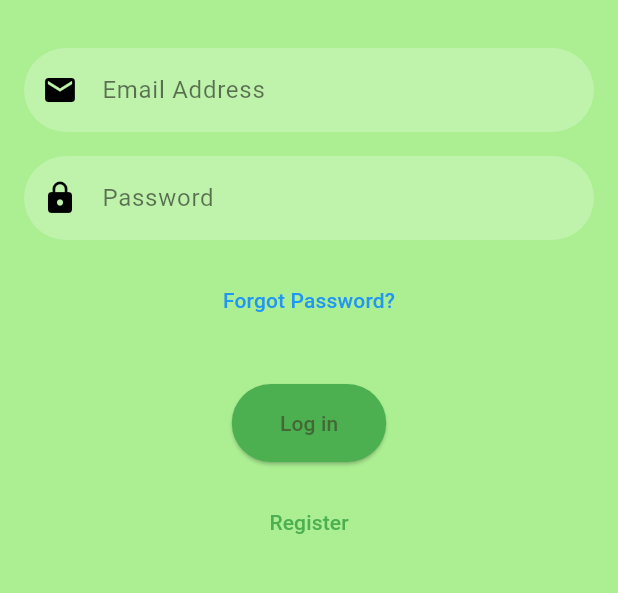
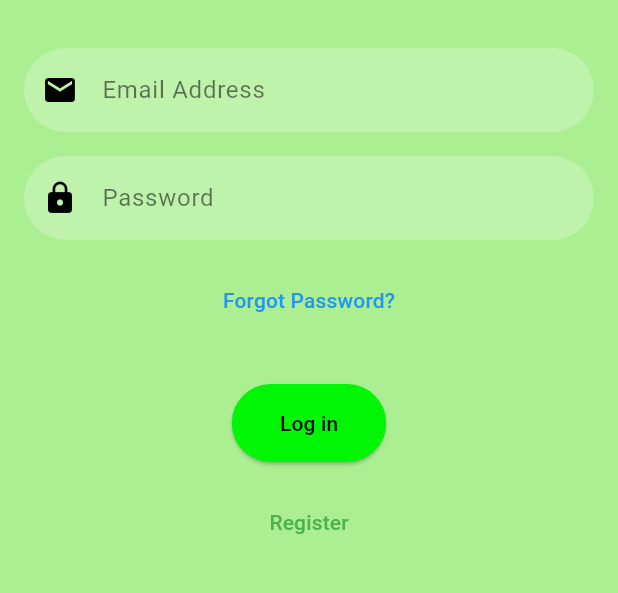
Before and after one commit to FrDnDr/TrashTrackr, a Flutter app: the screen it shows after launch, after a tap on "Get Started", on a phone screen of 412 x 824 dp, the part 414-1007 px from its top. Run offline on Flutter 3.47's test engine with Material 3 defaults, Android fonts, the phone set to English and light mode, and no system bars; our stand-ins replace flutter_local_notifications, flutter_map, google_fonts, latlong2.

Commit message:
fix color

```diff
--- a/TrashTrackr/lib/LoginandRegistration/login.dart
+++ b/TrashTrackr/lib/LoginandRegistration/login.dart
@@ -124,9 +124,9 @@ class _LoginPageState extends State<LoginPage> {
                     SizedBox(height: 32),
                     ElevatedButton(
                       onPressed: _login,
-                      child: Text('Log in'),
+                      child: Text('Log in', style: TextStyle(color: Colors.black),),
                       style: ElevatedButton.styleFrom(
-                        backgroundColor: Color(0xFF4CAF50),
+                        backgroundColor: Color.fromARGB(255, 1, 246, 5),
                         padding: EdgeInsets.symmetric(horizontal: 32, vertical: 16),
                         shape: RoundedRectangleBorder(
                           borderRadius: BorderRadius.circular(30.0),
--- a/TrashTrackr/lib/LoginandRegistration/register.dart
+++ b/TrashTrackr/lib/LoginandRegistration/register.dart
@@ -93,7 +93,7 @@ Widget build(BuildContext context) {
                   SizedBox(height: 24.0),
                   ElevatedButton(
                     onPressed: _register,
-                    child: Text('Register'),
+                    child: Text('Register', style: TextStyle(color: Colors.black)),
                   ),
                 ],
               ),
```
